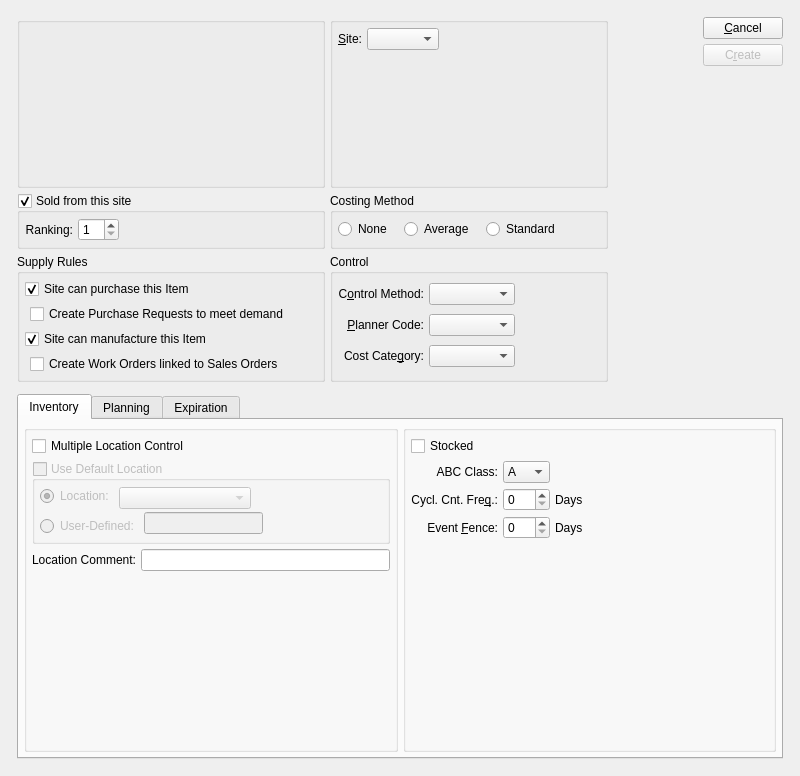
Old version of the form guiclient/createItemSitesByClassCode.ui in the repository Pegasus-RPG/xtuple-client.
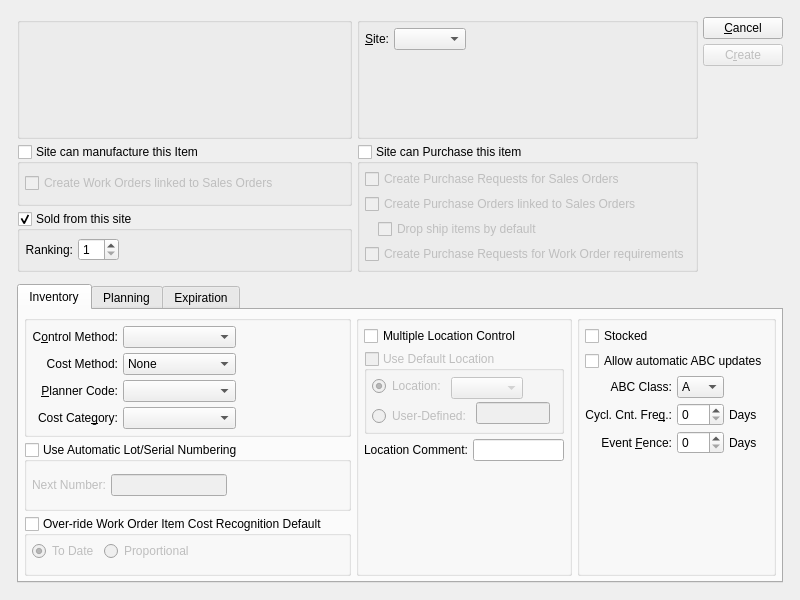
New version of the form. Custom widgets are drawn as their Qt base class.

Commit message: issue 9868: UI changes to support enhanced inventory distribution.  Comment out incompatible code until rework complete.

Diff of the .ui file:
```diff
--- a/guiclient/createItemSitesByClassCode.ui
+++ b/guiclient/createItemSitesByClassCode.ui
@@ -14,7 +14,7 @@
     <x>0</x>
     <y>0</y>
     <width>800</width>
-    <height>776</height>
+    <height>600</height>
    </rect>
   </property>
   <property name="windowTitle">
@@ -30,8 +30,6 @@
       <number>12</number>
      </property>
      <item row="0" column="0">
-      <layout class="QHBoxLayout" name="horizontalLayout">
-       <item>
         <layout class="QGridLayout" name="gridLayout_17">
          <item row="0" column="0">
           <widget class="ParameterGroup" name="_classCode">
@@ -118,7 +116,162 @@
            </layout>
           </widget>
          </item>
+       <item row="0" column="2" rowspan="3">
+        <layout class="QVBoxLayout">
+         <item>
+          <widget class="QPushButton" name="_close">
+           <property name="text">
+            <string>&amp;Cancel</string>
+           </property>
+          </widget>
+         </item>
+         <item>
+          <widget class="QPushButton" name="_create">
+           <property name="enabled">
+            <bool>false</bool>
+           </property>
+           <property name="text">
+            <string>C&amp;reate</string>
+           </property>
+           <property name="default">
+            <bool>true</bool>
+           </property>
+          </widget>
+         </item>
+         <item>
+          <spacer>
+           <property name="orientation">
+            <enum>Qt::Vertical</enum>
+           </property>
+           <property name="sizeType">
+            <enum>QSizePolicy::Expanding</enum>
+           </property>
+           <property name="sizeHint" stdset="0">
+            <size>
+             <width>20</width>
+             <height>20</height>
+            </size>
+           </property>
+          </spacer>
+         </item>
+        </layout>
+       </item>
          <item row="1" column="0">
+        <widget class="QGroupBox" name="_woSupply">
+         <property name="title">
+          <string>Site can manufacture this Item</string>
+         </property>
+         <property name="checkable">
+          <bool>true</bool>
+         </property>
+         <property name="checked">
+          <bool>false</bool>
+         </property>
+         <layout class="QGridLayout" name="gridLayout_4">
+          <item row="0" column="0">
+           <widget class="QCheckBox" name="_createWo">
+            <property name="sizePolicy">
+             <sizepolicy hsizetype="Preferred" vsizetype="Fixed">
+              <horstretch>0</horstretch>
+              <verstretch>0</verstretch>
+             </sizepolicy>
+            </property>
+            <property name="text">
+             <string>Create Work Orders linked to Sales Orders</string>
+            </property>
+           </widget>
+          </item>
+         </layout>
+        </widget>
+       </item>
+       <item row="1" column="1" rowspan="2">
+        <widget class="QGroupBox" name="_poSupply">
+         <property name="focusPolicy">
+          <enum>Qt::TabFocus</enum>
+         </property>
+         <property name="title">
+          <string>Site can Purchase this item</string>
+         </property>
+         <property name="checkable">
+          <bool>true</bool>
+         </property>
+         <property name="checked">
+          <bool>false</bool>
+         </property>
+         <layout class="QGridLayout" name="gridLayout_12">
+          <item row="0" column="0">
+           <layout class="QVBoxLayout" name="verticalLayout_6">
+            <item>
+             <layout class="QVBoxLayout" name="verticalLayout_5">
+              <item>
+               <widget class="QCheckBox" name="_createSoPr">
+                <property name="text">
+                 <string>Create Purchase Requests for Sales Orders</string>
+                </property>
+               </widget>
+              </item>
+              <item>
+               <widget class="QCheckBox" name="_createSoPo">
+                <property name="text">
+                 <string>Create Purchase Orders linked to Sales Orders</string>
+                </property>
+               </widget>
+              </item>
+              <item>
+               <layout class="QHBoxLayout" name="horizontalLayout_8">
+                <item>
+                 <spacer name="horizontalSpacer_11">
+                  <property name="orientation">
+                   <enum>Qt::Horizontal</enum>
+                  </property>
+                  <property name="sizeType">
+                   <enum>QSizePolicy::Fixed</enum>
+                  </property>
+                  <property name="sizeHint" stdset="0">
+                   <size>
+                    <width>13</width>
+                    <height>13</height>
+                   </size>
+                  </property>
+                 </spacer>
+                </item>
+                <item>
+                 <widget class="QCheckBox" name="_dropShip">
+                  <property name="text">
+                   <string>Drop ship items by default</string>
+                  </property>
+                 </widget>
+                </item>
+               </layout>
+              </item>
+              <item>
+               <widget class="QCheckBox" name="_createWoPr">
+                <property name="text">
+                 <string>Create Purchase Requests for Work Order requirements</string>
+                </property>
+               </widget>
+              </item>
+             </layout>
+            </item>
+            <item>
+             <spacer name="verticalSpacer_7">
+              <property name="orientation">
+               <enum>Qt::Vertical</enum>
+              </property>
+              <property name="sizeHint" stdset="0">
+               <size>
+                <width>20</width>
+                <height>0</height>
+               </size>
+              </property>
+             </spacer>
+            </item>
+           </layout>
+          </item>
+         </layout>
+        </widget>
+       </item>
+       <item row="2" column="0">
           <widget class="QGroupBox" name="_sold">
            <property name="title">
             <string>Sold from this site</string>
@@ -166,157 +319,39 @@
            </layout>
           </widget>
          </item>
-         <item row="1" column="1">
-          <widget class="QGroupBox" name="_costing">
-           <property name="title">
-            <string>Costing Method</string>
-           </property>
-           <layout class="QGridLayout" name="gridLayout_4">
-            <item row="0" column="0">
-             <layout class="QHBoxLayout" name="horizontalLayout_2">
-              <property name="spacing">
-               <number>12</number>
-              </property>
-              <item>
-               <widget class="QRadioButton" name="_costNone">
-                <property name="text">
-                 <string>None</string>
-                </property>
-               </widget>
-              </item>
-              <item>
-               <widget class="QRadioButton" name="_costAvg">
-                <property name="text">
-                 <string>Average</string>
-                </property>
-               </widget>
-              </item>
-              <item>
-               <widget class="QRadioButton" name="_costStd">
-                <property name="text">
-                 <string>Standard</string>
-                </property>
-               </widget>
-              </item>
-              <item>
-               <spacer name="horizontalSpacer_5">
-                <property name="orientation">
-                 <enum>Qt::Horizontal</enum>
-                </property>
-                <property name="sizeHint" stdset="0">
-                 <size>
-                  <width>40</width>
-                  <height>20</height>
-                 </size>
-                </property>
-               </spacer>
-              </item>
-             </layout>
-            </item>
-           </layout>
-          </widget>
-         </item>
-         <item row="2" column="0">
-          <widget class="QGroupBox" name="_supplyGroup">
-           <property name="title">
-            <string>Supply Rules</string>
-           </property>
-           <layout class="QGridLayout" name="gridLayout_3">
-            <item row="0" column="0">
-             <widget class="QCheckBox" name="_poSupply">
-              <property name="sizePolicy">
-               <sizepolicy hsizetype="Expanding" vsizetype="Fixed">
-                <horstretch>0</horstretch>
-                <verstretch>0</verstretch>
-               </sizepolicy>
-              </property>
-              <property name="text">
-               <string>Site can purchase this Item</string>
-              </property>
-              <property name="checked">
-               <bool>true</bool>
-              </property>
-             </widget>
+      </layout>
             </item>
             <item row="1" column="0">
-             <layout class="QHBoxLayout" name="horizontalLayout_6">
-              <item>
-               <spacer>
-                <property name="orientation">
-                 <enum>Qt::Horizontal</enum>
-                </property>
-                <property name="sizeType">
-                 <enum>QSizePolicy::Fixed</enum>
-                </property>
-                <property name="sizeHint" stdset="0">
-                 <size>
-                  <width>5</width>
-                  <height>17</height>
-                 </size>
-                </property>
-               </spacer>
-              </item>
-              <item>
-               <widget class="QCheckBox" name="_createPr">
-                <property name="text">
-                 <string>Create Purchase Requests to meet demand</string>
-                </property>
-               </widget>
-              </item>
-             </layout>
-            </item>
-            <item row="2" column="0">
-             <widget class="QCheckBox" name="_woSupply">
-              <property name="sizePolicy">
-               <sizepolicy hsizetype="Expanding" vsizetype="Fixed">
-                <horstretch>0</horstretch>
-                <verstretch>0</verstretch>
-               </sizepolicy>
-              </property>
-              <property name="text">
-               <string>Site can manufacture this Item</string>
-              </property>
-              <property name="checked">
-               <bool>true</bool>
-              </property>
-             </widget>
-            </item>
-            <item row="3" column="0">
-             <layout class="QHBoxLayout" name="horizontalLayout_7">
-              <item>
-               <spacer>
-                <property name="orientation">
-                 <enum>Qt::Horizontal</enum>
-                </property>
-                <property name="sizeType">
-                 <enum>QSizePolicy::Fixed</enum>
-                </property>
-                <property name="sizeHint" stdset="0">
-                 <size>
-                  <width>5</width>
-                  <height>20</height>
-                 </size>
-                </property>
-               </spacer>
-              </item>
-              <item>
-               <widget class="QCheckBox" name="_createWo">
-                <property name="text">
-                 <string>Create Work Orders linked to Sales Orders</string>
-                </property>
-               </widget>
-              </item>
-             </layout>
-            </item>
-           </layout>
-          </widget>
-         </item>
-         <item row="2" column="1">
+      <widget class="QTabWidget" name="_tab">
+       <property name="currentIndex">
+        <number>0</number>
+       </property>
+       <widget class="QWidget" name="_inventoryTab">
+        <attribute name="title">
+         <string>Inventory</string>
+        </attribute>
+        <layout class="QGridLayout" name="gridLayout_15">
+         <item row="0" column="0">
           <widget class="QGroupBox" name="_controlGroup">
            <property name="title">
-            <string>Control</string>
+            <string/>
            </property>
            <layout class="QGridLayout" name="gridLayout">
+            <item row="0" column="2">
+             <spacer name="horizontalSpacer_4">
+              <property name="orientation">
+               <enum>Qt::Horizontal</enum>
+              </property>
+              <property name="sizeHint" stdset="0">
+               <size>
+                <width>76</width>
+                <height>13</height>
+               </size>
+              </property>
+             </spacer>
+            </item>
+            <item row="0" column="0">
+             <layout class="QGridLayout" name="gridLayout_7">
             <item row="0" column="0">
              <widget class="QLabel" name="_controlMethodLit">
               <property name="text">
@@ -331,8 +366,6 @@
              </widget>
             </item>
             <item row="0" column="1">
-             <layout class="QHBoxLayout" name="horizontalLayout_3">
-              <item>
                <widget class="XComboBox" name="_controlMethod">
                 <property name="sizePolicy">
                  <sizepolicy hsizetype="Expanding" vsizetype="Fixed">
@@ -342,22 +375,61 @@
                 </property>
                </widget>
               </item>
-              <item>
-               <spacer name="horizontalSpacer_4">
-                <property name="orientation">
-                 <enum>Qt::Horizontal</enum>
-                </property>
-                <property name="sizeHint" stdset="0">
-                 <size>
-                  <width>40</width>
-                  <height>20</height>
-                 </size>
-                </property>
-               </spacer>
-              </item>
-             </layout>
-            </item>
             <item row="1" column="0">
+               <widget class="QLabel" name="_costMethodLit">
+                <property name="text">
+                 <string>Cost Method:</string>
+                </property>
+                <property name="alignment">
+                 <set>Qt::AlignRight|Qt::AlignTrailing|Qt::AlignVCenter</set>
+                </property>
+               </widget>
+              </item>
+              <item row="1" column="1">
+               <widget class="XComboBox" name="_costMethod">
+                <item>
+                 <property name="text">
+                  <string>None</string>
+                 </property>
+                </item>
+                <item>
+                 <property name="text">
+                  <string>Average</string>
+                 </property>
+                </item>
+                <item>
+                 <property name="text">
+                  <string>Average by Lot</string>
+                 </property>
+                </item>
+                <item>
+                 <property name="text">
+                  <string>FIFO</string>
+                 </property>
+                </item>
+                <item>
+                 <property name="text">
+                  <string>FIFO by Lot</string>
+                 </property>
+                </item>
+                <item>
+                 <property name="text">
+                  <string>Job</string>
+                 </property>
+                </item>
+                <item>
+                 <property name="text">
+                  <string>Serialized</string>
+                 </property>
+                </item>
+                <item>
+                 <property name="text">
+                  <string>Standard</string>
+                 </property>
+                </item>
+               </widget>
+              </item>
+              <item row="2" column="0">
              <widget class="QLabel" name="_plannerCodeLit">
               <property name="text">
                <string>&amp;Planner Code:</string>
@@ -370,9 +442,7 @@
               </property>
              </widget>
             </item>
-            <item row="1" column="1">
-             <layout class="QHBoxLayout" name="horizontalLayout_4">
-              <item>
+              <item row="2" column="1">
                <widget class="XComboBox" name="_plannerCode">
                 <property name="sizePolicy">
                  <sizepolicy hsizetype="Expanding" vsizetype="Fixed">
@@ -380,24 +450,15 @@
                   <verstretch>0</verstretch>
                  </sizepolicy>
                 </property>
-               </widget>
-              </item>
-              <item>
-               <spacer name="horizontalSpacer_3">
-                <property name="orientation">
-                 <enum>Qt::Horizontal</enum>
-                </property>
-                <property name="sizeHint" stdset="0">
+                <property name="maximumSize">
                  <size>
-                  <width>40</width>
-                  <height>20</height>
+                  <width>178</width>
+                  <height>16777215</height>
                  </size>
                 </property>
-               </spacer>
+               </widget>
               </item>
-             </layout>
-            </item>
-            <item row="2" column="0">
+              <item row="3" column="0">
              <widget class="QLabel" name="_costcatLit">
               <property name="text">
                <string>Cost Cate&amp;gory:</string>
@@ -410,9 +471,7 @@
               </property>
              </widget>
             </item>
-            <item row="2" column="1">
-             <layout class="QHBoxLayout" name="horizontalLayout_5">
-              <item>
+              <item row="3" column="1">
                <widget class="XComboBox" name="_costcat">
                 <property name="sizePolicy">
                  <sizepolicy hsizetype="Expanding" vsizetype="Fixed">
@@ -420,218 +479,20 @@
                   <verstretch>0</verstretch>
                  </sizepolicy>
                 </property>
-               </widget>
-              </item>
-              <item>
-               <spacer name="horizontalSpacer_2">
-                <property name="orientation">
-                 <enum>Qt::Horizontal</enum>
-                </property>
-                <property name="sizeHint" stdset="0">
+                <property name="maximumSize">
                  <size>
-                  <width>40</width>
-                  <height>20</height>
+                  <width>178</width>
+                  <height>16777215</height>
                  </size>
                 </property>
-               </spacer>
-              </item>
-             </layout>
-            </item>
-           </layout>
           </widget>
          </item>
         </layout>
        </item>
-       <item>
-        <spacer name="horizontalSpacer_10">
-         <property name="orientation">
-          <enum>Qt::Horizontal</enum>
-         </property>
-         <property name="sizeHint" stdset="0">
-          <size>
-           <width>40</width>
-           <height>20</height>
-          </size>
-         </property>
-        </spacer>
-       </item>
-       <item>
-        <layout class="QVBoxLayout">
-         <item>
-          <widget class="QPushButton" name="_close">
-           <property name="text">
-            <string>&amp;Cancel</string>
-           </property>
-          </widget>
-         </item>
-         <item>
-          <widget class="QPushButton" name="_create">
-           <property name="enabled">
-            <bool>false</bool>
-           </property>
-           <property name="text">
-            <string>C&amp;reate</string>
-           </property>
-           <property name="default">
-            <bool>true</bool>
-           </property>
-          </widget>
-         </item>
-         <item>
-          <spacer>
-           <property name="orientation">
-            <enum>Qt::Vertical</enum>
-           </property>
-           <property name="sizeType">
-            <enum>QSizePolicy::Expanding</enum>
-           </property>
-           <property name="sizeHint" stdset="0">
-            <size>
-             <width>20</width>
-             <height>20</height>
-            </size>
-           </property>
-          </spacer>
-         </item>
-        </layout>
-       </item>
-      </layout>
-     </item>
-     <item row="1" column="0">
-      <widget class="QTabWidget" name="_tab">
-       <property name="currentIndex">
-        <number>0</number>
-       </property>
-       <widget class="QWidget" name="_inventoryTab">
-        <attribute name="title">
-         <string>Inventory</string>
-        </attribute>
-        <layout class="QGridLayout" name="gridLayout_10">
-         <item row="0" column="1">
-          <widget class="QGroupBox" name="_inventoryGroup">
-           <property name="title">
-            <string/>
-           </property>
-           <layout class="QGridLayout" name="gridLayout_7">
-            <item row="0" column="0" colspan="2">
-             <widget class="QCheckBox" name="_stocked">
-              <property name="text">
-               <string>Stocked</string>
-              </property>
-             </widget>
-            </item>
-            <item row="1" column="0">
-             <widget class="QLabel" name="_abcClassLit">
-              <property name="text">
-               <string>ABC Class:</string>
-              </property>
-              <property name="alignment">
-               <set>Qt::AlignRight|Qt::AlignTrailing|Qt::AlignVCenter</set>
-              </property>
-              <property name="buddy">
-               <cstring>_abcClass</cstring>
-              </property>
-             </widget>
-            </item>
-            <item row="1" column="1">
-             <widget class="XComboBox" name="_abcClass">
-              <item>
-               <property name="text">
-                <string>A</string>
-               </property>
-              </item>
-              <item>
-               <property name="text">
-                <string>B</string>
-               </property>
-              </item>
-              <item>
-               <property name="text">
-                <string>C</string>
-               </property>
-              </item>
-             </widget>
-            </item>
-            <item row="2" column="0">
-             <widget class="QLabel" name="_cycleCountFreqLit">
-              <property name="text">
-               <string>Cycl. Cnt. Fre&amp;q.:</string>
-              </property>
-              <property name="alignment">
-               <set>Qt::AlignRight|Qt::AlignTrailing|Qt::AlignVCenter</set>
-              </property>
-              <property name="buddy">
-               <cstring>_cycleCountFreq</cstring>
-              </property>
-             </widget>
-            </item>
-            <item row="2" column="1">
-             <widget class="QSpinBox" name="_cycleCountFreq">
-              <property name="maximum">
-               <number>999</number>
-              </property>
-             </widget>
-            </item>
-            <item row="2" column="2">
-             <widget class="QLabel" name="_days1Lit">
-              <property name="text">
-               <string>Days</string>
-              </property>
-             </widget>
-            </item>
-            <item row="3" column="0">
-             <widget class="QLabel" name="_eventFenceLit">
-              <property name="text">
-               <string>Event &amp;Fence:</string>
-              </property>
-              <property name="alignment">
-               <set>Qt::AlignRight|Qt::AlignTrailing|Qt::AlignVCenter</set>
-              </property>
-              <property name="buddy">
-               <cstring>_eventFence</cstring>
-              </property>
-             </widget>
-            </item>
-            <item row="3" column="1">
-             <widget class="QSpinBox" name="_eventFence"/>
-            </item>
-            <item row="3" column="2">
-             <widget class="QLabel" name="_days3Lit">
-              <property name="text">
-               <string>Days</string>
-              </property>
-             </widget>
-            </item>
-            <item row="4" column="0" colspan="2">
-             <spacer name="verticalSpacer_2">
-              <property name="orientation">
-               <enum>Qt::Vertical</enum>
-              </property>
-              <property name="sizeHint" stdset="0">
-               <size>
-                <width>20</width>
-                <height>110</height>
-               </size>
-              </property>
-             </spacer>
-            </item>
-            <item row="2" column="3">
-             <spacer name="horizontalSpacer_9">
-              <property name="orientation">
-               <enum>Qt::Horizontal</enum>
-              </property>
-              <property name="sizeHint" stdset="0">
-               <size>
-                <width>40</width>
-                <height>20</height>
-               </size>
-              </property>
-             </spacer>
-            </item>
-           </layout>
-          </widget>
-         </item>
-         <item row="0" column="0">
+           </layout>
+          </widget>
+         </item>
+         <item row="0" column="1" rowspan="3">
           <widget class="QGroupBox" name="_locationGroup">
            <property name="title">
             <string/>
@@ -770,6 +631,241 @@
            </layout>
           </widget>
          </item>
+         <item row="0" column="2" rowspan="3">
+          <widget class="QGroupBox" name="_inventoryGroup">
+           <property name="title">
+            <string/>
+           </property>
+           <layout class="QGridLayout" name="gridLayout_3">
+            <item row="0" column="0">
+             <widget class="QCheckBox" name="_stocked">
+              <property name="text">
+               <string>Stocked</string>
+              </property>
+             </widget>
+            </item>
+            <item row="1" column="0" colspan="4">
+             <widget class="QCheckBox" name="checkBox_2">
+              <property name="text">
+               <string>Allow automatic ABC updates</string>
+              </property>
+             </widget>
+            </item>
+            <item row="2" column="0">
+             <widget class="QLabel" name="_abcClassLit">
+              <property name="text">
+               <string>ABC Class:</string>
+              </property>
+              <property name="alignment">
+               <set>Qt::AlignRight|Qt::AlignTrailing|Qt::AlignVCenter</set>
+              </property>
+              <property name="buddy">
+               <cstring>_abcClass</cstring>
+              </property>
+             </widget>
+            </item>
+            <item row="2" column="1">
+             <widget class="XComboBox" name="_abcClass">
+              <item>
+               <property name="text">
+                <string>A</string>
+               </property>
+              </item>
+              <item>
+               <property name="text">
+                <string>B</string>
+               </property>
+              </item>
+              <item>
+               <property name="text">
+                <string>C</string>
+               </property>
+              </item>
+             </widget>
+            </item>
+            <item row="3" column="0">
+             <widget class="QLabel" name="_cycleCountFreqLit">
+              <property name="text">
+               <string>Cycl. Cnt. Fre&amp;q.:</string>
+              </property>
+              <property name="alignment">
+               <set>Qt::AlignRight|Qt::AlignTrailing|Qt::AlignVCenter</set>
+              </property>
+              <property name="buddy">
+               <cstring>_cycleCountFreq</cstring>
+              </property>
+             </widget>
+            </item>
+            <item row="3" column="1">
+             <widget class="QSpinBox" name="_cycleCountFreq">
+              <property name="maximum">
+               <number>999</number>
+              </property>
+             </widget>
+            </item>
+            <item row="3" column="2">
+             <widget class="QLabel" name="_days1Lit">
+              <property name="text">
+               <string>Days</string>
+              </property>
+             </widget>
+            </item>
+            <item row="3" column="3">
+             <spacer name="horizontalSpacer_9">
+              <property name="orientation">
+               <enum>Qt::Horizontal</enum>
+              </property>
+              <property name="sizeHint" stdset="0">
+               <size>
+                <width>40</width>
+                <height>20</height>
+               </size>
+              </property>
+             </spacer>
+            </item>
+            <item row="4" column="0">
+             <widget class="QLabel" name="_eventFenceLit">
+              <property name="text">
+               <string>Event &amp;Fence:</string>
+              </property>
+              <property name="alignment">
+               <set>Qt::AlignRight|Qt::AlignTrailing|Qt::AlignVCenter</set>
+              </property>
+              <property name="buddy">
+               <cstring>_eventFence</cstring>
+              </property>
+             </widget>
+            </item>
+            <item row="4" column="1">
+             <widget class="QSpinBox" name="_eventFence"/>
+            </item>
+            <item row="4" column="2">
+             <widget class="QLabel" name="_days3Lit">
+              <property name="text">
+               <string>Days</string>
+              </property>
+             </widget>
+            </item>
+            <item row="5" column="0">
+             <spacer name="verticalSpacer_2">
+              <property name="orientation">
+               <enum>Qt::Vertical</enum>
+              </property>
+              <property name="sizeHint" stdset="0">
+               <size>
+                <width>20</width>
+                <height>110</height>
+               </size>
+              </property>
+             </spacer>
+            </item>
+           </layout>
+          </widget>
+         </item>
+         <item row="1" column="0">
+          <widget class="QGroupBox" name="_autoNumberGroup">
+           <property name="title">
+            <string>Use Automatic Lot/Serial Numbering</string>
+           </property>
+           <property name="checkable">
+            <bool>true</bool>
+           </property>
+           <property name="checked">
+            <bool>false</bool>
+           </property>
+           <layout class="QHBoxLayout" name="horizontalLayout_14">
+            <item>
+             <widget class="QLabel" name="_nextLsNumberLit">
+              <property name="text">
+               <string>Next Number:</string>
+              </property>
+             </widget>
+            </item>
+            <item>
+             <widget class="XLineEdit" name="_nextLsNumber"/>
+            </item>
+            <item>
+             <spacer name="horizontalSpacer_2">
+              <property name="orientation">
+               <enum>Qt::Horizontal</enum>
+              </property>
+              <property name="sizeHint" stdset="0">
+               <size>
+                <width>13</width>
+                <height>36</height>
+               </size>
+              </property>
+             </spacer>
+            </item>
+           </layout>
+          </widget>
+         </item>
+         <item row="2" column="0">
+          <widget class="QGroupBox" name="_woCostGroup">
+           <property name="title">
+            <string>Over-ride Work Order Item Cost Recognition Default</string>
+           </property>
+           <property name="checkable">
+            <bool>true</bool>
+           </property>
+           <property name="checked">
+            <bool>false</bool>
+           </property>
+           <layout class="QGridLayout" name="gridLayout_10">
+            <item row="0" column="0">
+             <layout class="QVBoxLayout" name="verticalLayout_8">
+              <item>
+               <layout class="QHBoxLayout" name="horizontalLayout_15">
+                <item>
+                 <widget class="QRadioButton" name="_todate">
+                  <property name="text">
+                   <string>To Date</string>
+                  </property>
+                  <property name="checked">
+                   <bool>true</bool>
+                  </property>
+                 </widget>
+                </item>
+                <item>
+                 <widget class="QRadioButton" name="_proportional">
+                  <property name="text">
+                   <string>Proportional</string>
+                  </property>
+                 </widget>
+                </item>
+                <item>
+                 <spacer name="horizontalSpacer_12">
+                  <property name="orientation">
+                   <enum>Qt::Horizontal</enum>
+                  </property>
+                  <property name="sizeHint" stdset="0">
+                   <size>
+                    <width>40</width>
+                    <height>20</height>
+                   </size>
+                  </property>
+                 </spacer>
+                </item>
+               </layout>
+              </item>
+              <item>
+               <spacer name="verticalSpacer_8">
+                <property name="orientation">
+                 <enum>Qt::Vertical</enum>
+                </property>
+                <property name="sizeHint" stdset="0">
+                 <size>
+                  <width>20</width>
+                  <height>0</height>
+                 </size>
+                </property>
+               </spacer>
+              </item>
+             </layout>
+            </item>
+           </layout>
+          </widget>
+         </item>
         </layout>
        </widget>
        <widget class="QWidget" name="_planningTab">
```
Left out of the diff: 56 changed lines with no effect on the pictures. Lines whose indentation alone changed are shown as unchanged. The commit also changes 5 other files.
